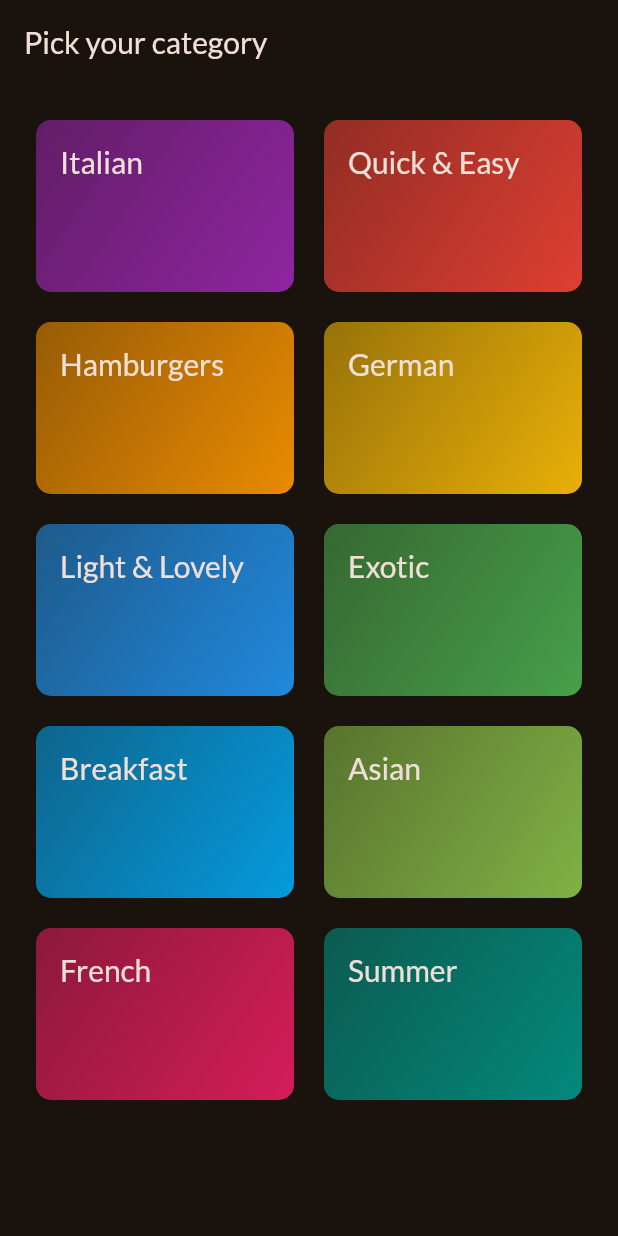
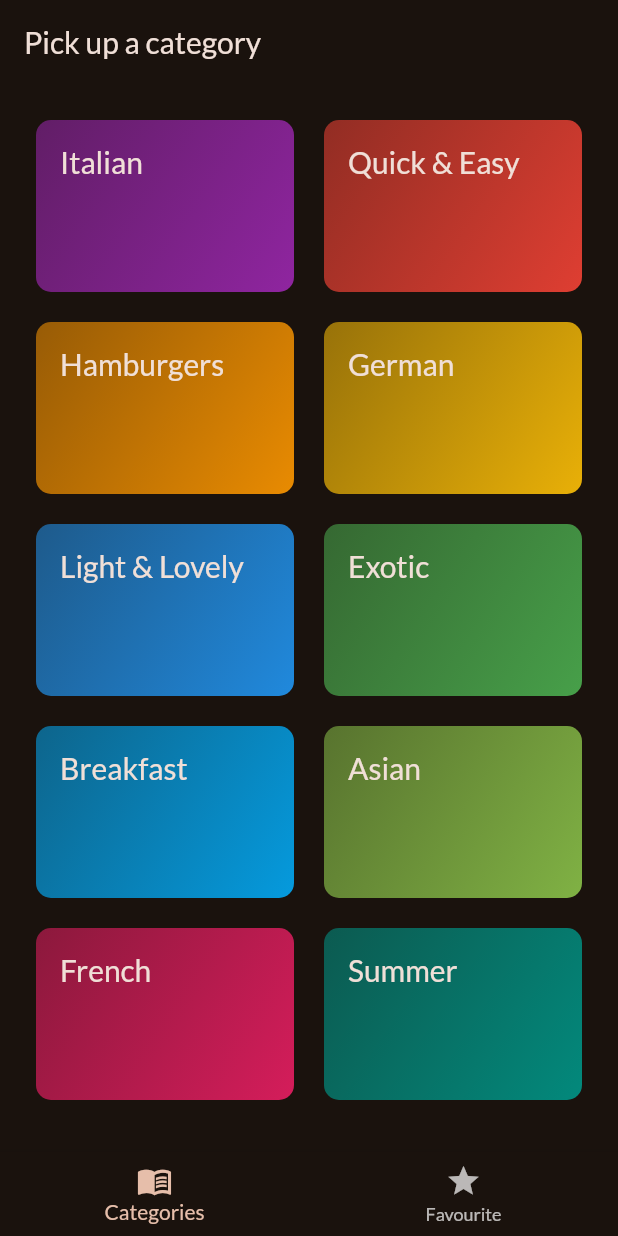
Before and after one commit to MichealMoris/Flutter-Recipes-App, a Flutter app: the screen it shows after launch, on a phone screen of 412 x 824 dp. Run offline on Flutter 3.47's test engine with Material 2 defaults, Android fonts, the phone set to English and light mode, and no system bars; our stand-ins replace google_fonts, transparent_image.

Commit message:
BottomNavigation and Favourite Tab added.

```diff
--- a/lib/main.dart
+++ b/lib/main.dart
@@ -1,6 +1,6 @@
 import 'package:flutter/material.dart';
 import 'package:google_fonts/google_fonts.dart';
-import 'package:recipes_app/screens/categories.dart';
+import 'package:recipes_app/screens/tabs.dart';
 
 void main() {
   runApp(const MyApp());
@@ -24,7 +24,7 @@ class MyApp extends StatelessWidget {
         ),
         textTheme: GoogleFonts.latoTextTheme(Theme.of(context).textTheme),
       ),
-      home: const CategoriesScreen(),
+      home: const TabsScreen(),
     );
   }
 }
--- a/lib/screens/categories.dart
+++ b/lib/screens/categories.dart
@@ -6,7 +6,8 @@ import 'package:recipes_app/screens/meals.dart';
 import 'package:recipes_app/widgets/category_grid_item.dart';
 
 class CategoriesScreen extends StatelessWidget {
-  const CategoriesScreen({super.key});
+  final void Function(Meal meal) onToggleFavourite;
+  const CategoriesScreen({super.key, required this.onToggleFavourite});
 
   void _selectCategory(BuildContext context, Category category) {
     List<Meal> filteredMeals = getFilteredMeals(category);
@@ -15,6 +16,7 @@ class CategoriesScreen extends StatelessWidget {
         builder: (ctx) => MealsScreen(
           title: category.title,
           meals: filteredMeals,
+          onToggleFavourite: onToggleFavourite,
         ),
       ),
     );
@@ -22,11 +24,7 @@ class CategoriesScreen extends StatelessWidget {
 
   @override
   Widget build(BuildContext context) {
-    return Scaffold(
-      appBar: AppBar(
-        title: const Text('Pick your category'),
-      ),
-      body: GridView(
+    return GridView(
       padding: const EdgeInsets.all(24),
       gridDelegate: const SliverGridDelegateWithFixedCrossAxisCount(
         crossAxisCount: 2,
@@ -44,7 +42,6 @@ class CategoriesScreen extends StatelessWidget {
                 ))
             .toList(),
       ],
-      ),
     );
   }
 }
--- /dev/null
+++ b/lib/screens/tabs.dart
@@ -0,0 +1,78 @@
+import 'package:flutter/material.dart';
+import 'package:recipes_app/models/meal.dart';
+import 'package:recipes_app/screens/categories.dart';
+import 'package:recipes_app/screens/meals.dart';
+
+class TabsScreen extends StatefulWidget {
+  const TabsScreen({super.key});
+
+  @override
+  State<TabsScreen> createState() => _TabsScreenState();
+}
+
+class _TabsScreenState extends State<TabsScreen> {
+  int _currentIndex = 0;
+  final List<Meal> _favMeals = [];
+
+  void _showInfoMessage(String message) {
+    ScaffoldMessenger.of(context).clearSnackBars();
+    ScaffoldMessenger.of(context).showSnackBar(
+      SnackBar(
+        duration: const Duration(seconds: 2),
+        content: Text(message),
+      ),
+    );
+  }
+
+  void _toggleMeal(Meal meal) {
+    setState(() {
+      if (_favMeals.contains(meal)) {
+        _favMeals.remove(meal);
+        _showInfoMessage('Meal is no longer favourite!');
+      } else {
+        _favMeals.add(meal);
+        _showInfoMessage('Meal marked as favourite!');
+      }
+    });
+  }
+
+  void _navigate(int index) {
+    setState(() {
+      _currentIndex = index;
+    });
+  }
+
+  @override
+  Widget build(BuildContext context) {
+    Widget activePage = CategoriesScreen(onToggleFavourite: _toggleMeal);
+    String title = 'Pick up a category';
+
+    if (_currentIndex == 1) {
+      activePage =
+          MealsScreen(meals: _favMeals, onToggleFavourite: _toggleMeal);
+      title = 'Your Favourites';
+    }
+
+    return Scaffold(
+      appBar: AppBar(
+        title: Text(title),
+      ),
+      body: activePage,
+      bottomNavigationBar: BottomNavigationBar(
+        enableFeedback: true,
+        currentIndex: _currentIndex,
+        items: const [
+          BottomNavigationBarItem(
+            icon: Icon(Icons.menu_book),
+            label: 'Categories',
+          ),
+          BottomNavigationBarItem(
+            icon: Icon(Icons.star),
+            label: 'Favourite',
+          ),
+        ],
+        onTap: _navigate,
+      ),
+    );
+  }
+}
```
Also changed, not shown: lib/screens/meal_details.dart (+20 -11 lines), lib/screens/meals.dart (+30 -5 lines), lib/widgets/meals_list/meal_list_item.dart (+4 -11 lines), lib/widgets/meals_list/meals_list.dart (+9 -2 lines). Lines whose indentation alone changed are shown as unchanged.
